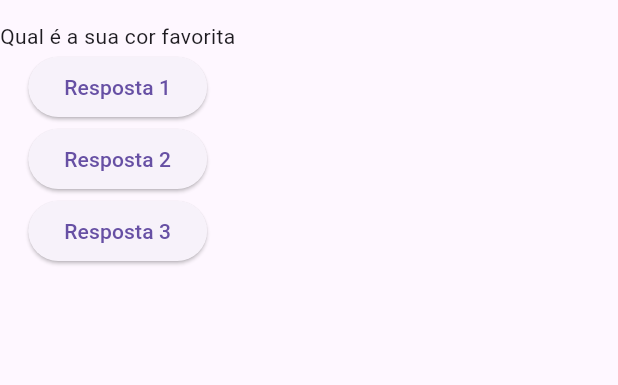
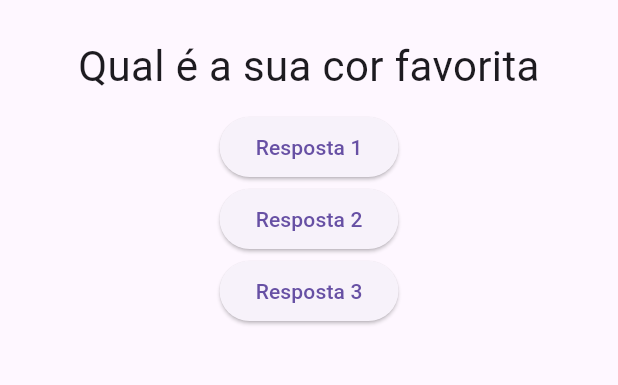
Before and after one commit to Gclayton94/PerguntasApp, a Flutter app: the screen it shows after launch, on a phone screen of 412 x 824 dp, the part 63-448 px from its top. Run offline on Flutter 3.47's test engine with Material 3 defaults, Android fonts, the phone set to English and light mode, and no system bars.

Commit message:
feat:inserindo componente questao.dart

```diff
--- a/analysis_options.yaml
+++ b/analysis_options.yaml
@@ -7,6 +7,10 @@
 
 # The following line activates a set of recommended lints for Flutter apps,
 # packages, and plugins designed to encourage good coding practices.
+analyzer:
+  errors:
+    use_key_in_widget_constructors: ignore
+    prefer_const_constructors: ignore
 include: package:flutter_lints/flutter.yaml
 
 linter:
--- a/lib/main.dart
+++ b/lib/main.dart
@@ -1,4 +1,5 @@
 import 'package:flutter/material.dart';
+import 'package:projeto_perguntas/questao.dart';
 
 main() => runApp(PerguntaApp());
 
@@ -26,7 +27,7 @@ class PerguntaAppState extends State<PerguntaApp> {
       ),
       body: Column(
         children: [
-          Text(perguntas[perguntaSelecionada]),
+          Questao(perguntas[perguntaSelecionada]),
           ElevatedButton(
             onPressed: responder,
             child: const Text('Resposta 1'),
--- /dev/null
+++ b/lib/questao.dart
@@ -0,0 +1,19 @@
+import 'package:flutter/material.dart';
+
+class Questao extends StatelessWidget {
+  final String texto;
+  const Questao(this.texto);
+
+  @override
+  Widget build(BuildContext context) {
+    return Container(
+      width : double.infinity,
+      margin: EdgeInsets.all(10),
+      child : Text(
+        texto,
+        style: TextStyle(fontSize: 28),
+        textAlign: TextAlign.center,
+      ),
+    );
+  }
+}
```
